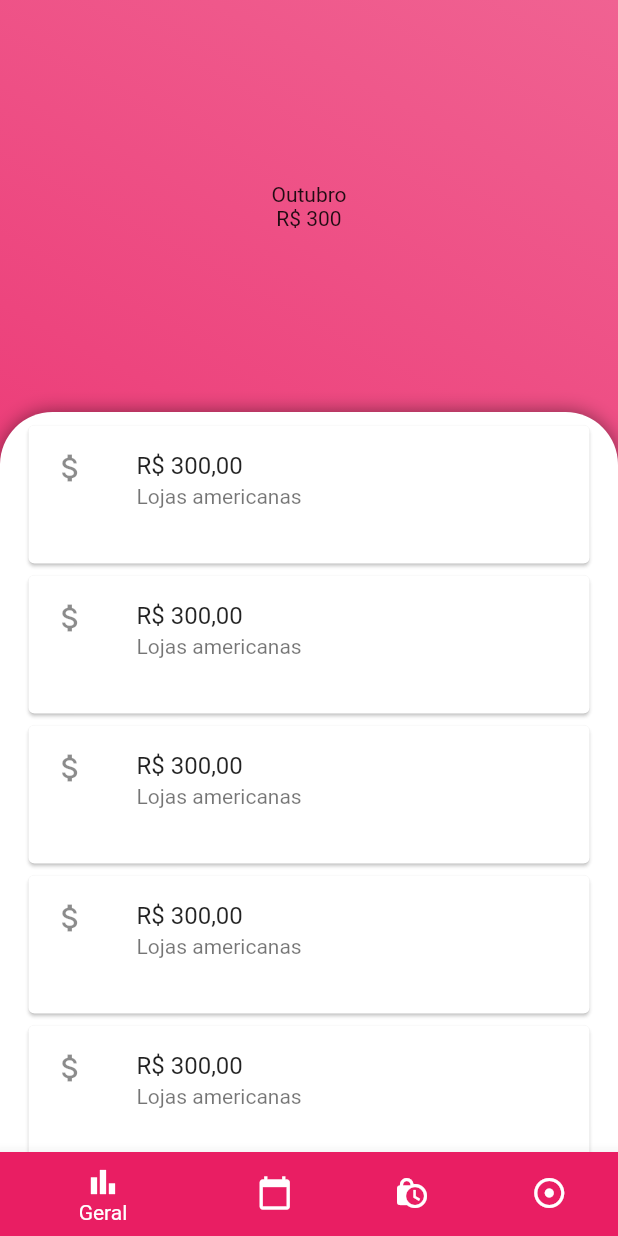
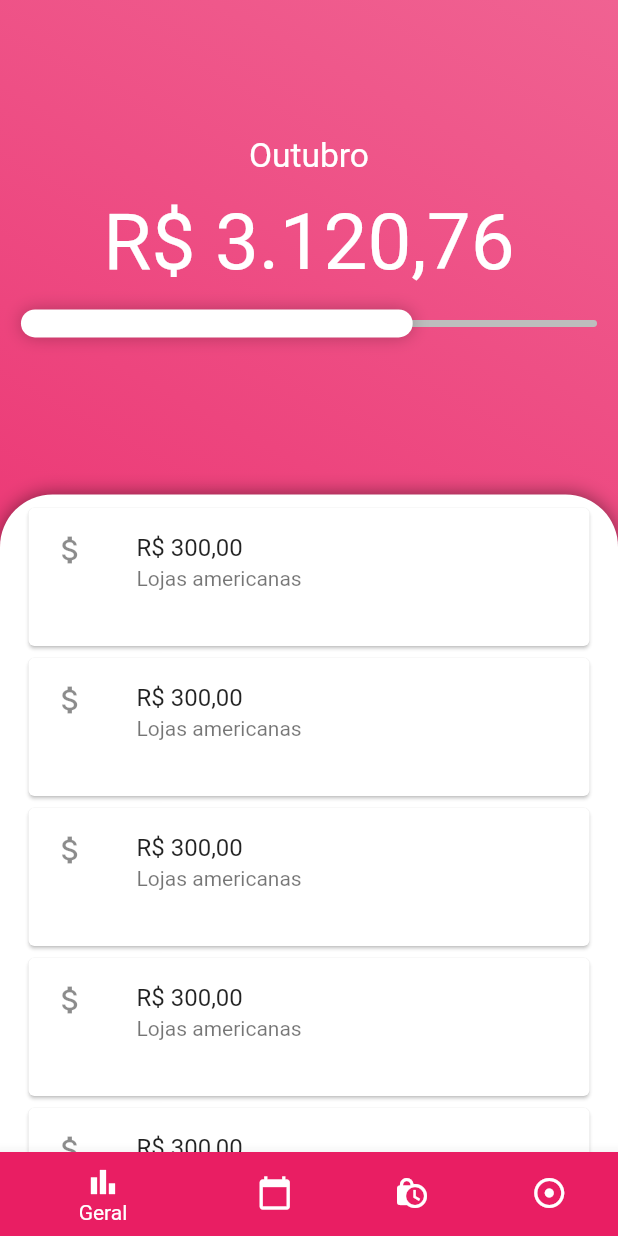
Before and after one commit to LeonardoLpds/personal_expenses, a Flutter app: the screen it shows after launch, on a phone screen of 412 x 824 dp. Run offline on Flutter 3.47's test engine with Material 2 defaults, Android fonts, the phone set to English and light mode, and no system bars.

Commit message:
Iniciando barra de gastos

```diff
--- a/lib/screens/home_screen.dart
+++ b/lib/screens/home_screen.dart
@@ -26,7 +26,7 @@ class _HomeScreenState extends State<HomeScreen> {
   @override
   Widget build(BuildContext context) {
     final Size size = MediaQuery.of(context).size;
-    final double topHeight = size.height / 3;
+    final double topHeight = size.height * 0.40;
 
     return Container(
       decoration: BoxDecoration(
@@ -52,7 +52,58 @@ class _HomeScreenState extends State<HomeScreen> {
               fit: BoxFit.fill,
               child: Column(
                 mainAxisAlignment: MainAxisAlignment.center,
-                children: const [Text("Outubro"), Text("R\$ 300")],
+                children: [
+                  Text(
+                    "Outubro",
+                    style: Theme.of(context)
+                        .textTheme
+                        .headline5!
+                        .copyWith(color: Colors.white),
+                  ),
+                  const SizedBox(
+                    height: 15,
+                  ),
+                  Text(
+                    "R\$ 3.120,76",
+                    style: Theme.of(context)
+                        .textTheme
+                        .headline2!
+                        .copyWith(color: Colors.white),
+                  ),
+                  Stack(
+                    alignment: Alignment.centerLeft,
+                    children: [
+                      Container(
+                        margin: const EdgeInsets.all(15),
+                        decoration: BoxDecoration(
+                          color: Colors.grey.shade400,
+                          borderRadius: const BorderRadius.all(
+                            Radius.circular(50),
+                          ),
+                        ),
+                        height: 5,
+                        width: size.width,
+                      ),
+                      Container(
+                        decoration: const BoxDecoration(
+                          boxShadow: [
+                            BoxShadow(
+                              color: Colors.black26,
+                              blurRadius: 10,
+                            )
+                          ],
+                          color: Colors.white,
+                          borderRadius: BorderRadius.all(
+                            Radius.circular(50),
+                          ),
+                        ),
+                        margin: const EdgeInsets.all(15),
+                        height: 20,
+                        width: size.width * 0.68,
+                      ),
+                    ],
+                  ),
+                ],
               ),
             ),
           ),
```
